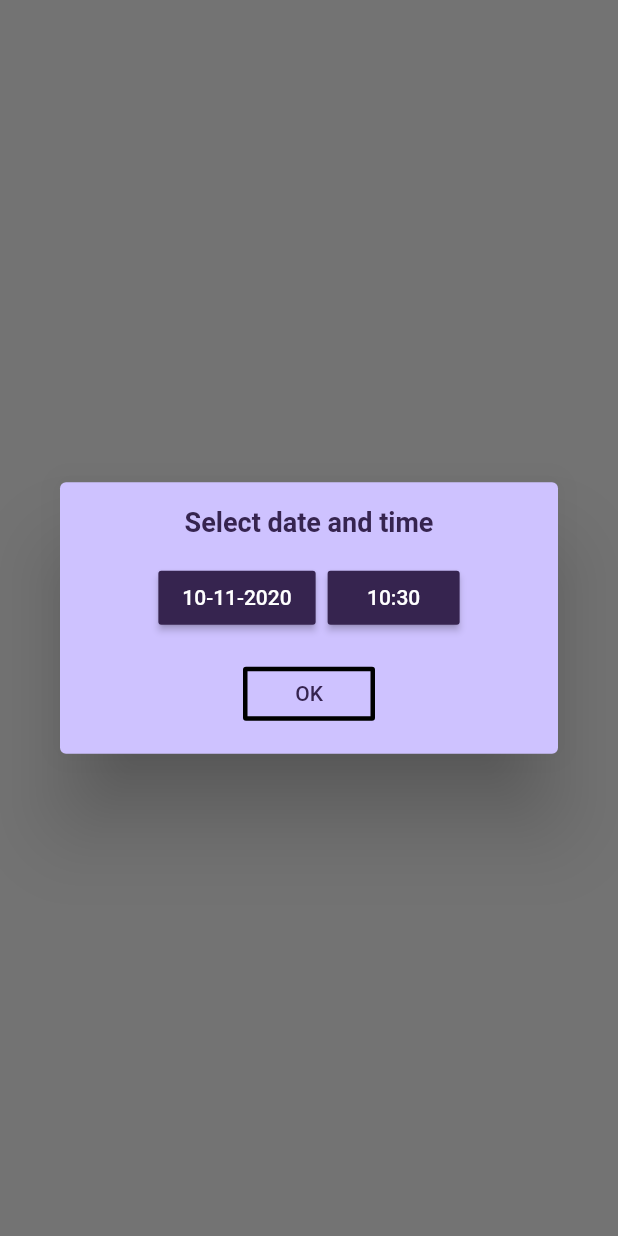
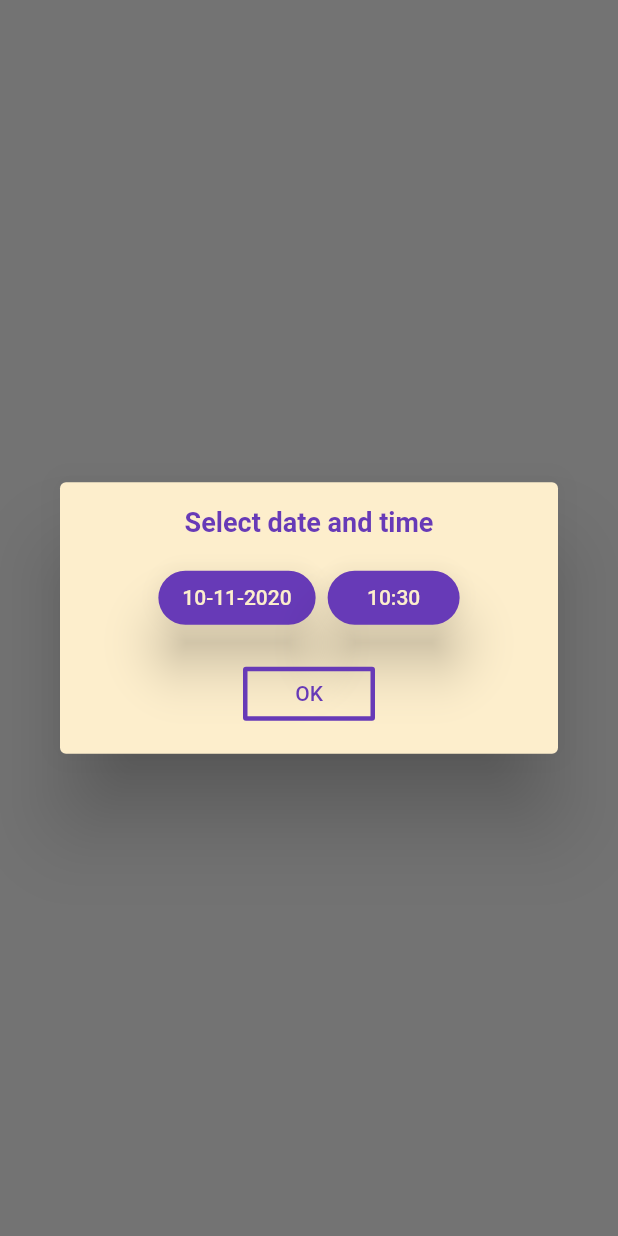
Before and after one commit to finnrose/Real-Time-Energy-Monitoring-System-, a Flutter app: what showDateTimeDialog() shows on an empty page, opened directly with empty values, on a phone screen of 412 x 824 dp. Run offline on Flutter 3.47's test engine with Material 2 defaults, Android fonts, the phone set to English and light mode, and no system bars; our stand-ins replace flutter_svg; missing offline and left inert: smart_energy_meter.

Commit message:
Update notification_dialog.dart

```diff
--- a/Mobile Application/lib/notifications/notification_dialog.dart
+++ b/Mobile Application/lib/notifications/notification_dialog.dart
@@ -13,9 +13,9 @@ Future<TimeOfDay> _selectTime(BuildContext context,
       builder: (BuildContext context, Widget child) {
         return Theme(
           data: ThemeData.light().copyWith(
-            primaryColor: Color(0xff36244F),
-            accentColor: Color(0xff36244F),
-            colorScheme: ColorScheme.light(primary: const Color(0xff36244F)),
+            primaryColor: Colors.deepPurple,
+            accentColor: Colors.deepPurple,
+            colorScheme: ColorScheme.light(primary: Colors.deepPurple),
             buttonTheme: ButtonThemeData(textTheme: ButtonTextTheme.primary),
           ),
           child: child,
@@ -36,10 +36,11 @@ Future<DateTime> _selectDateTime(BuildContext context,
       builder: (BuildContext context, Widget child) {
         return Theme(
             data: ThemeData.light().copyWith(
-              primaryColor: Color(0xff36244F),
-              accentColor: Color(0xff36244F),
-              colorScheme: ColorScheme.light(primary: const Color(0xff36244F)),
+              primaryColor: Color(0xff77A7EF),
+              accentColor: Color(0xff77A7EF),
+              colorScheme: ColorScheme.light(primary: Colors.deepPurple),
               buttonTheme: ButtonThemeData(textTheme: ButtonTextTheme.primary),
+              canvasColor: Color(0xFFFDEECC),
             ),
             child: child);
       });
@@ -51,7 +52,7 @@ showDateTimeDialog(
   @required DateTime initialDate,
 }) {
   final dialog = Dialog(
-    backgroundColor: Color(0xFFCEC2FF),
+    backgroundColor: Color(0xFFFDEECC),
     child: DateTimeDialog(
         onSelectedDate: onSelectedDate, initialDate: initialDate),
   );
@@ -92,7 +93,7 @@ class _DateTimeDialogState extends State<DateTimeDialog> {
             Text(
               'Select date and time',
               style: TextStyle(
-                color: Color(0xff36244F),
+                color: Colors.deepPurple,
                 fontWeight: FontWeight.w600,
                 fontSize: 18,
               ),
@@ -102,11 +103,15 @@ class _DateTimeDialogState extends State<DateTimeDialog> {
               mainAxisAlignment: MainAxisAlignment.center,
               children: <Widget>[
                 RaisedButton(
-                  color: Color(0xff36244F),
+                  elevation: 15,
+                  color: Colors.deepPurple,
+                  shape: RoundedRectangleBorder(
+                    borderRadius: BorderRadius.all(Radius.circular(20)),
+                  ),
                   child: Text(
                     DateFormat('dd-MM-yyyy').format(selectedDate),
                     style: TextStyle(
-                      color: Colors.white,
+                      color: Color(0xFFFDEECC),
                     ),
                   ),
                   onPressed: () async {
@@ -129,10 +134,14 @@ class _DateTimeDialogState extends State<DateTimeDialog> {
                 ),
                 const SizedBox(width: 8),
                 RaisedButton(
-                  color: Color(0xff36244F),
+                  elevation: 15,
+                  shape: RoundedRectangleBorder(
+                    borderRadius: BorderRadius.all(Radius.circular(20)),
+                  ),
+                  color: Colors.deepPurple,
                   child: Text(
                     DateFormat('HH:mm').format(selectedDate),
-                    style: TextStyle(color: Colors.white),
+                    style: TextStyle(color: Color(0xFFFDEECC)),
                   ),
                   onPressed: () async {
                     final time =
@@ -155,12 +164,12 @@ class _DateTimeDialogState extends State<DateTimeDialog> {
             ),
             const SizedBox(height: 16),
             OutlineButton(
-              color: Color(0xff36244F),
-              borderSide: BorderSide(width: 3),
+              color: Colors.deepPurple,
+              borderSide: BorderSide(width: 3, color: Colors.deepPurple),
               child: Text(
                 'OK',
                 style: TextStyle(
-                  color: Color(0xff36244F),
+                  color: Colors.deepPurple,
                 ),
               ),
               onPressed: () {
@@ -169,7 +178,8 @@ class _DateTimeDialogState extends State<DateTimeDialog> {
                 });
                 Navigator.of(context).pop();
               },
-              highlightColor: Colors.orange,
+              highlightColor: Color(0xffFDBBD6),
+              highlightedBorderColor: Colors.pink,
             ),
           ],
         ),
```
